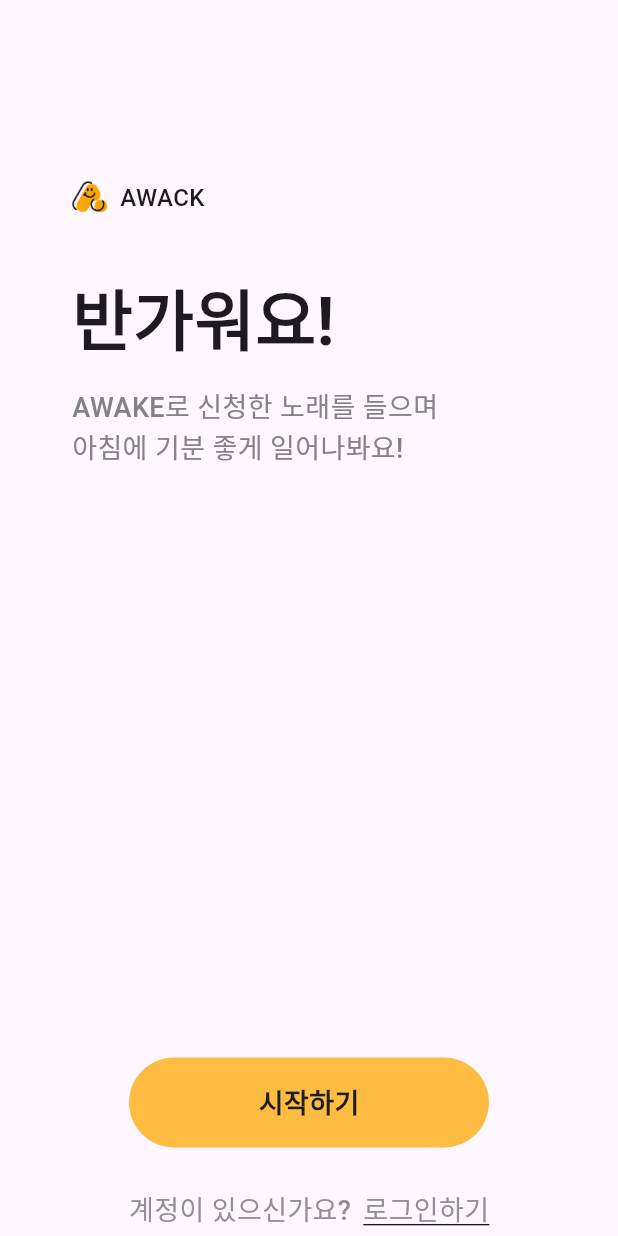
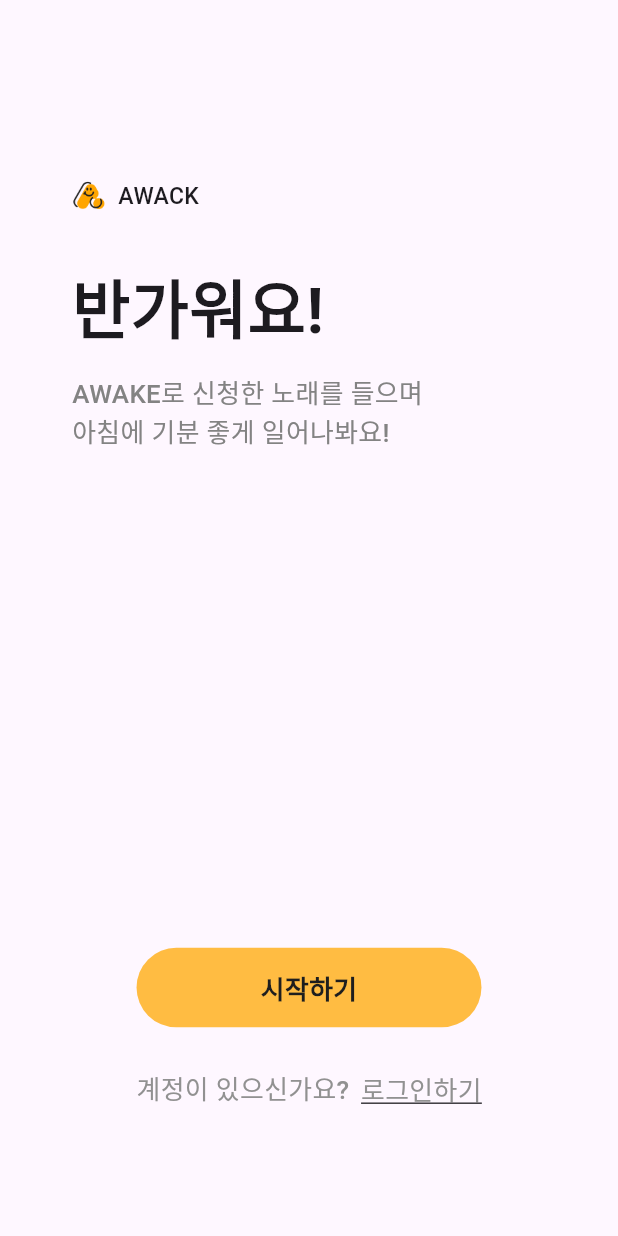
Before and after one commit to A-wack/A-wack-Flutter_v2, a Flutter app: the screen it shows after launch, on a phone screen of 412 x 824 dp. Run offline on Flutter 3.47's test engine with Material 3 defaults, Android fonts, the phone set to English and light mode, and no system bars; our stand-ins replace flutter_screenutil, flutter_svg; Roboto replaces fonts that are missing (Pretendard); project files that could hold a hidden picture were left out.

Commit message:
flutter_screenutil 적용

```diff
--- a/lib/main.dart
+++ b/lib/main.dart
@@ -1,6 +1,7 @@
 import 'package:a_wack_flutter_v2/presentation/on_boarding/screen/on_boarding_screen.dart';
 import 'package:flutter/material.dart';
 import 'package:flutter/services.dart';
+import 'package:flutter_screenutil/flutter_screenutil.dart';
 
 void main() {
   SystemChrome.setSystemUIOverlayStyle(
@@ -17,9 +18,14 @@ class MyApp extends StatelessWidget {
 
   @override
   Widget build(BuildContext context) {
-    return const MaterialApp(
-      debugShowCheckedModeBanner: false,
-      home: OnBoardingScreen(),
+    return ScreenUtilInit(
+      designSize: const Size(430, 932),
+      builder: (context, child) {
+        return const MaterialApp(
+          debugShowCheckedModeBanner: false,
+          home: OnBoardingScreen(),
+        );
+      },
     );
   }
 }
--- a/lib/presentation/on_boarding/screen/on_boarding_screen.dart
+++ b/lib/presentation/on_boarding/screen/on_boarding_screen.dart
@@ -1,4 +1,5 @@
 import 'package:flutter/material.dart';
+import 'package:flutter_screenutil/flutter_screenutil.dart';
 
 import '../widget/on_boarding_bottom_widget.dart';
 import '../widget/on_boarding_top_wiget.dart';
@@ -15,7 +16,7 @@ class OnBoardingScreen extends StatelessWidget {
             padding: const EdgeInsets.only(top: 120, left: 48),
             child: SizedBox(
               width: MediaQuery.of(context).size.width - 96,
-              height: 700,
+              height: 700.h,
               child: const Column(
                 mainAxisAlignment: MainAxisAlignment.spaceBetween,
                 children: [
--- a/lib/presentation/on_boarding/widget/on_boarding_bottom_widget.dart
+++ b/lib/presentation/on_boarding/widget/on_boarding_bottom_widget.dart
@@ -1,8 +1,9 @@
 import 'package:a_wack_flutter_v2/presentation/auth/sign_in/screen/sign_in_screen.dart';
 import 'package:flutter/cupertino.dart';
 import 'package:flutter/material.dart';
+import 'package:flutter_screenutil/flutter_screenutil.dart';
 
-import '../../../core/route_animation.dart';
+import '../../../core/component/route_animation.dart';
 
 class OnBoardingBottomWidget extends StatelessWidget {
   const OnBoardingBottomWidget({super.key});
@@ -14,18 +15,18 @@ class OnBoardingBottomWidget extends StatelessWidget {
         GestureDetector(
           onTap: () {},
           child: Container(
-            width: 240,
-            height: 60,
+            width: 240.w,
+            height: 60.h,
             decoration: BoxDecoration(
               color: const Color(0xFFFFBC42),
               borderRadius: BorderRadius.circular(1000),
             ),
-            child: const Center(
+            child: Center(
               child: Text(
                 '시작하기',
                 style: TextStyle(
                   color: Color(0xFF1E1E1E),
-                  fontSize: 18,
+                  fontSize: 18.sp,
                   fontFamily: 'Pretendard',
                   fontWeight: FontWeight.w600,
                 ),
@@ -41,25 +42,25 @@ class OnBoardingBottomWidget extends StatelessWidget {
               RouteAnimation(const SignInScreen()).slideRightToLeft(),
             );
           },
-          child: const Row(
+          child: Row(
             mainAxisSize: MainAxisSize.min,
             mainAxisAlignment: MainAxisAlignment.center,
             children: [
               Text(
                 '계정이 있으신가요?',
                 style: TextStyle(
-                  color: Color(0xFF919191),
-                  fontSize: 18,
+                  color: const Color(0xFF919191),
+                  fontSize: 18.sp,
                   fontFamily: 'Pretendard',
                   fontWeight: FontWeight.w500,
                 ),
               ),
-              SizedBox(width: 8),
+              SizedBox(width: 8.w),
               Text(
                 '로그인하기',
                 style: TextStyle(
-                  color: Color(0xFF919191),
-                  fontSize: 18,
+                  color: const Color(0xFF919191),
+                  fontSize: 18.sp,
                   fontFamily: 'Pretendard',
                   fontWeight: FontWeight.w500,
                   decoration: TextDecoration.underline,
--- a/lib/presentation/on_boarding/widget/on_boarding_top_wiget.dart
+++ b/lib/presentation/on_boarding/widget/on_boarding_top_wiget.dart
@@ -1,7 +1,8 @@
 import 'package:flutter/material.dart';
+import 'package:flutter_screenutil/flutter_screenutil.dart';
 
-import '../../../core/image_storage.dart';
-import '../../../core/image_widget.dart';
+import '../../../core/component/image_storage.dart';
+import '../../../core/component/image_widget.dart';
 
 class OnBoardingTopWidget extends StatelessWidget {
   const OnBoardingTopWidget({super.key});
@@ -17,36 +18,36 @@ class OnBoardingTopWidget extends StatelessWidget {
             ImageWidget(
               image: ImageStorage.awackLogo,
               imageType: ImageType.png,
-              imageWidth: 24,
-              imageHeight: 24,
+              imageWidth: 24.w,
+              imageHeight: 24.h,
             ),
-            const SizedBox(width: 8),
-            const Text(
+            SizedBox(width: 8.w),
+            Text(
               'AWACK',
               style: TextStyle(
                 fontFamily: "Pretendard",
-                fontSize: 16,
+                fontSize: 16.sp,
                 fontWeight: FontWeight.w500,
               ),
             ),
           ],
         ),
-        const SizedBox(height: 36),
-        const Text(
+        SizedBox(height: 36.h),
+        Text(
           '반가워요!',
           style: TextStyle(
             fontFamily: "Pretendard",
-            fontSize: 44,
+            fontSize: 44.sp,
             fontWeight: FontWeight.w700,
           ),
         ),
-        const SizedBox(height: 12),
-        const Text(
+        SizedBox(height: 12.h),
+        Text(
           'AWAKE로 신청한 노래를 들으며\n아침에 기분 좋게 일어나봐요!',
           style: TextStyle(
             fontFamily: "Pretendard",
-            fontSize: 18,
-            color: Color(0xFF838383),
+            fontSize: 18.sp,
+            color: const Color(0xFF838383),
             fontWeight: FontWeight.w500,
           ),
         ),
--- a/pubspec.yaml
+++ b/pubspec.yaml
@@ -13,6 +13,7 @@ dependencies:
 
   cupertino_icons: ^1.0.6
   flutter_svg: ^2.0.10+1
+  flutter_screenutil: ^5.9.0
 
 dev_dependencies:
   flutter_test:
```
Also changed, not shown: lib/presentation/auth/sign_in/screen/sign_in_screen.dart (added, +86 -0 lines), lib/presentation/auth/sign_in/widget/sign_in_app_bar_widget.dart (added, +41 -0 lines), lib/core/component/image_storage.dart (renamed from lib/core/image_storage.dart), lib/core/component/image_widget.dart (renamed from lib/core/image_widget.dart), lib/core/component/route_animation.dart (renamed from lib/core/route_animation.dart), pubspec.lock.
